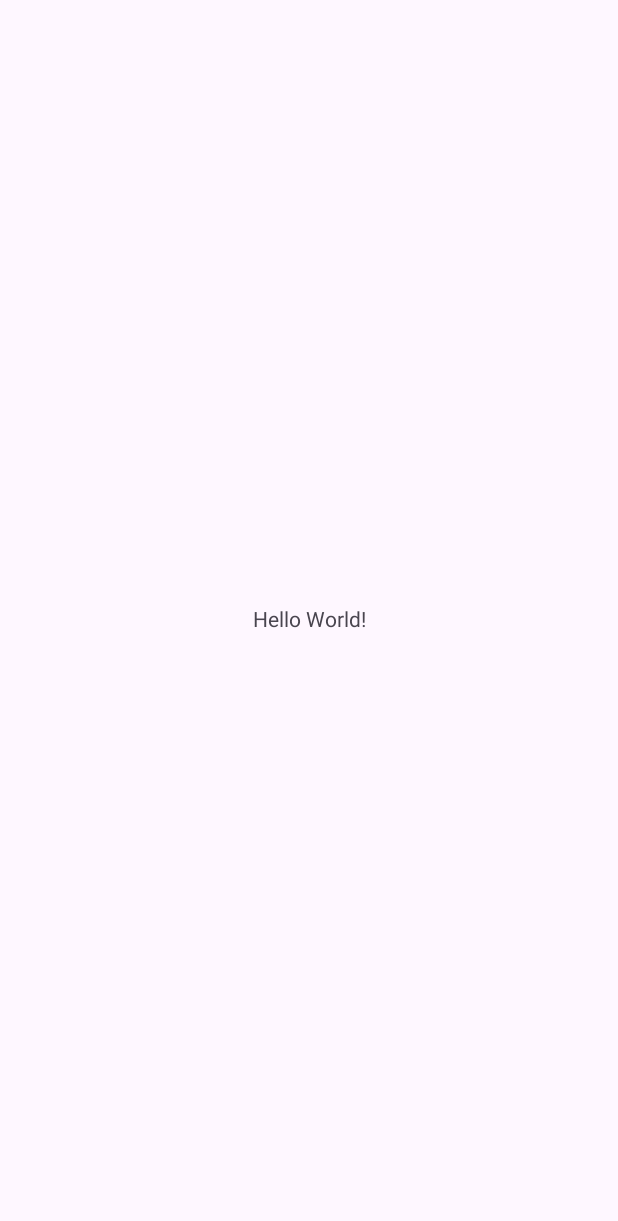
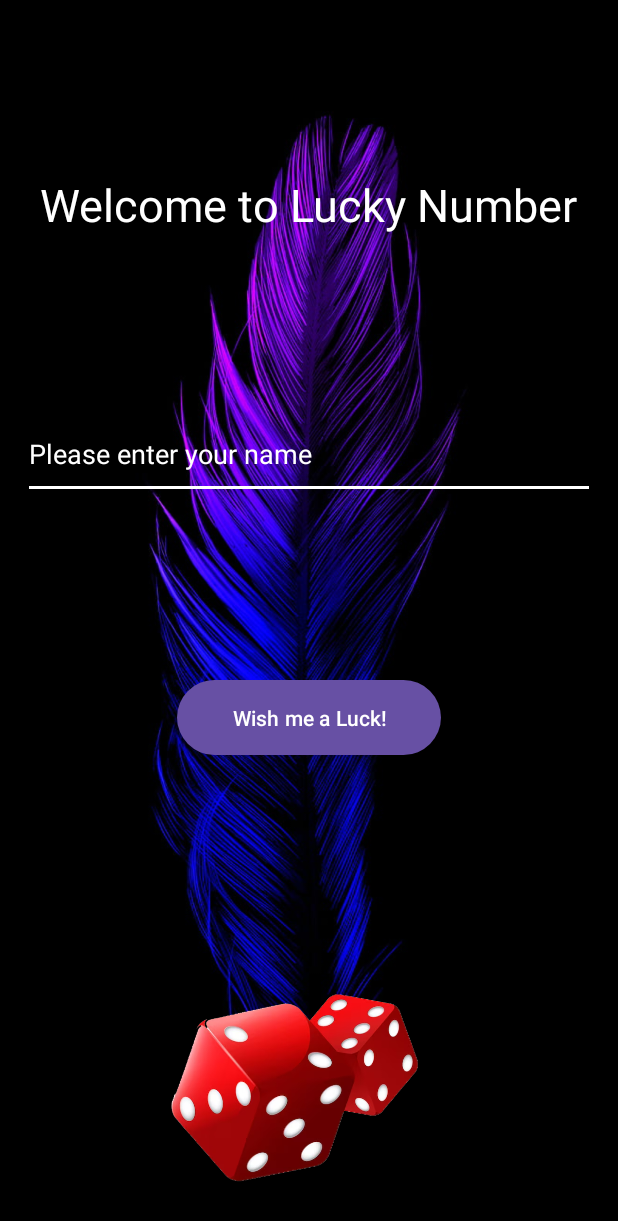
Before and after one commit to cherrylptl/Lucky-Number-App, an Android app: the screen it shows after launch (MainActivity), on a phone screen of 412 x 824 dp. Before the commit the part shown is almost empty. Shown: the top 1221 px of the screen. Run offline under Robolectric (Android 15) with nearby library versions, the phone set to English and light mode, and no system bars.

Commit message:
UI and All Functionality Implemented

```diff
--- a/app/build.gradle.kts
+++ b/app/build.gradle.kts
@@ -25,6 +25,11 @@ android {
             )
         }
     }
+
+    buildFeatures{
+        viewBinding = true
+    }
+
     compileOptions {
         sourceCompatibility = JavaVersion.VERSION_1_8
         targetCompatibility = JavaVersion.VERSION_1_8
--- a/app/src/main/AndroidManifest.xml
+++ b/app/src/main/AndroidManifest.xml
@@ -13,6 +13,9 @@
         android:theme="@style/Theme.LuckyNumberApp"
         tools:targetApi="31">
         <activity
+            android:name=".SecondActivity"
+            android:exported="false" />
+        <activity
             android:name=".MainActivity"
             android:exported="true">
             <intent-filter>
--- a/app/src/main/java/com/example/luckynumberapp/MainActivity.java
+++ b/app/src/main/java/com/example/luckynumberapp/MainActivity.java
@@ -1,14 +1,44 @@
 package com.example.luckynumberapp;
 
 import androidx.appcompat.app.AppCompatActivity;
+import android.content.Intent;
+import android.os.Bundle;
+import android.text.TextUtils;
+import android.view.View;
+import android.widget.Toast;
 
-import android.os.Bundle;
+import com.example.luckynumberapp.databinding.ActivityMainBinding;
 
 public class MainActivity extends AppCompatActivity {
+
+   ActivityMainBinding binding;
 
     @Override
     protected void onCreate(Bundle savedInstanceState) {
         super.onCreate(savedInstanceState);
-        setContentView(R.layout.activity_main);
+
+
+        binding = ActivityMainBinding.inflate(getLayoutInflater());
+        setContentView(binding.getRoot());
+        binding.wishButton.setOnClickListener(new View.OnClickListener() {
+            @Override
+            public void onClick(View v) {
+
+                if(TextUtils.isEmpty(binding.nameTextField.getText().toString().trim())){
+                    Toast.makeText(MainActivity.this, "Please Enter Your Name", Toast.LENGTH_SHORT).show();
+                }
+                else {
+                    UserModel.setUserName(binding.nameTextField.getText().toString());
+                    LuckyNumberModel.generateLuckyNumber();
+                    secondActivity();
+                }
+            }
+        });
+    }
+
+    public void secondActivity()
+    {
+        Intent intentObj = new Intent(MainActivity.this, SecondActivity.class);
+        startActivity(intentObj);
     }
 }
--- a/app/src/main/res/layout/activity_main.xml
+++ b/app/src/main/res/layout/activity_main.xml
@@ -1,18 +1,60 @@
 <?xml version="1.0" encoding="utf-8"?>
-<androidx.constraintlayout.widget.ConstraintLayout xmlns:android="http://schemas.android.com/apk/res/android"
+<LinearLayout xmlns:android="http://schemas.android.com/apk/res/android"
     xmlns:app="http://schemas.android.com/apk/res-auto"
     xmlns:tools="http://schemas.android.com/tools"
     android:layout_width="match_parent"
     android:layout_height="match_parent"
+    android:orientation="vertical"
+    android:gravity="center"
+    android:background="@drawable/background"
     tools:context=".MainActivity">
 
+    <View
+        android:layout_width="0dp"
+        android:layout_height="0dp"
+        android:layout_weight="1" />
     <TextView
+        android:id="@+id/welcomeMessage"
         android:layout_width="wrap_content"
         android:layout_height="wrap_content"
-        android:text="Hello World!"
-        app:layout_constraintBottom_toBottomOf="parent"
-        app:layout_constraintEnd_toEndOf="parent"
-        app:layout_constraintStart_toStartOf="parent"
-        app:layout_constraintTop_toTopOf="parent" />
-
-</androidx.constraintlayout.widget.ConstraintLayout>
+        android:text="@string/welcomeMessage"
+        android:textColor="@color/white"
+        android:textSize="30sp"
+        />
+    <View
+        android:layout_width="0dp"
+        android:layout_height="0dp"
+        android:layout_weight="1" />
+    <EditText
+        android:id="@+id/nameTextField"
+        android:layout_width="match_parent"
+        android:layout_height="60dp"
+        android:layout_marginLeft="15dp"
+        android:layout_marginRight="15dp"
+        android:backgroundTint="@color/white"
+        android:hint="@string/nameTextFieldHint"
+        android:inputType="text"
+        android:autofillHints="name"
+        android:textColor="@color/white"
+        android:textColorHint="@color/white" />
+    <View
+        android:layout_width="0dp"
+        android:layout_height="0dp"
+        android:layout_weight="1" />
+    <Button
+        android:id="@+id/wishButton"
+        android:layout_width="176dp"
+        android:layout_height="58dp"
+        android:text="@string/wishButton" />
+    <View
+        android:layout_width="0dp"
+        android:layout_height="0dp"
+        android:layout_weight="1" />
+    <ImageView
+        android:id="@+id/diceImage"
+        android:layout_width="200dp"
+        android:layout_height="200dp"
+        android:contentDescription="@string/mainBgImage"
+        app:srcCompat="@drawable/dice"
+        />
+</LinearLayout>
--- a/app/src/main/res/values/strings.xml
+++ b/app/src/main/res/values/strings.xml
@@ -1,3 +1,10 @@
 <resources>
     <string name="app_name">Lucky Number App</string>
+    <string name="welcomeMessage">Welcome to Lucky Number</string>
+    <string name="wishButton">Wish me a Luck!</string>
+    <string name="nameTextFieldHint">Please enter your name</string>
+    <string name="mainBgImage">Main Page Background Image</string>
+    <string name="secondBgImage">Second Page Background Image</string>
+    <string name="secondPageTitle">Your Lucky Number is:</string>
+    <string name="shareButton">Share my Lucky Number</string>
 </resources>
```
Also changed, not shown: app/src/main/java/com/example/luckynumberapp/LuckyNumberModel.java (added, +12 -0 lines), app/src/main/java/com/example/luckynumberapp/SecondActivity.java (added, +44 -0 lines), app/src/main/java/com/example/luckynumberapp/UserModel.java (added, +9 -0 lines), app/src/main/res/layout/activity_second.xml (added, +48 -0 lines), app/src/main/res/drawable/background.jpg (added), app/src/main/res/drawable/background2.jpg (added), app/src/main/res/drawable/dice.png (added).
